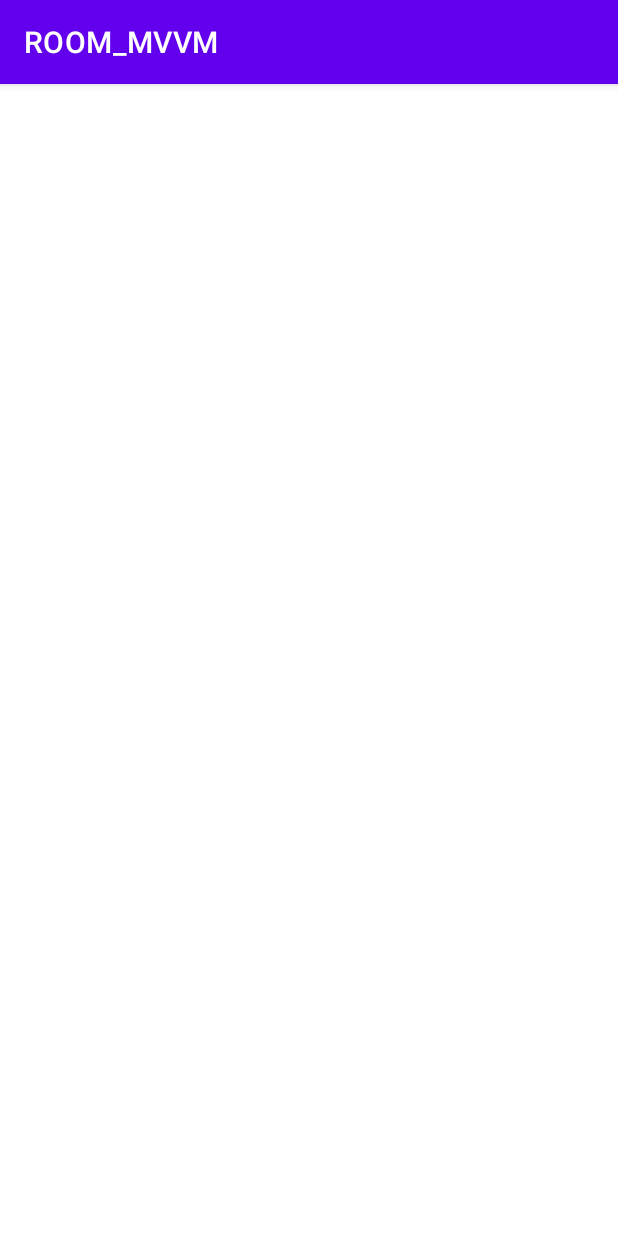
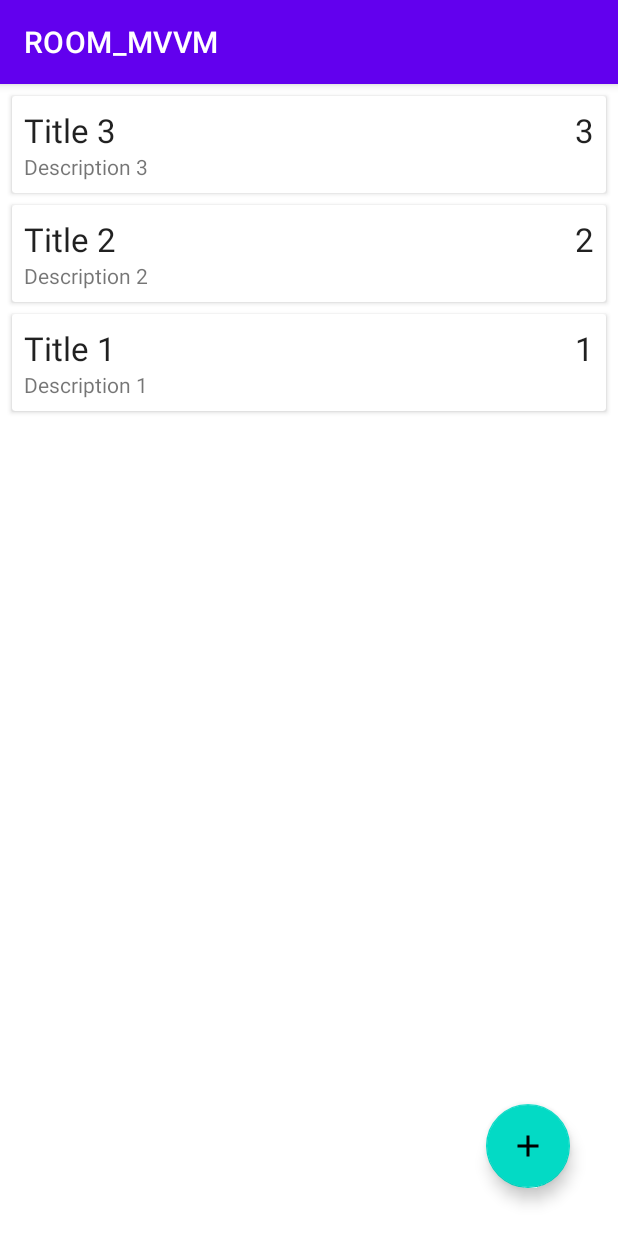
Before and after one commit to mdmoshiur/ROOM-MVVM-RecyclerView, an Android app: the screen it shows after launch (MainActivity), on a phone screen of 412 x 824 dp. Run offline under Robolectric (Android 15) with nearby library versions, the phone set to English and light mode, and no system bars; our stand-ins replace Room's generated code; libraries missing offline, so code that uses them is left out: es.dmoral.toasty.

Commit message:
Add new note functionality added

```diff
--- a/app/src/main/AndroidManifest.xml
+++ b/app/src/main/AndroidManifest.xml
@@ -9,7 +9,10 @@
         android:roundIcon="@mipmap/ic_launcher_round"
         android:supportsRtl="true"
         android:theme="@style/Theme.ROOM_MVVM">
-        <activity android:name=".MainActivity">
+        <activity android:name=".AddNoteActivity"
+            android:parentActivityName=".MainActivity" ></activity>
+        <activity android:name=".MainActivity"
+            android:launchMode="singleTop">
             <intent-filter>
                 <action android:name="android.intent.action.MAIN" />
 
--- a/app/src/main/java/com/moshiur/room_mvvm/MainActivity.java
+++ b/app/src/main/java/com/moshiur/room_mvvm/MainActivity.java
@@ -3,16 +3,27 @@ package com.moshiur.room_mvvm;
 import androidx.appcompat.app.AppCompatActivity;
 import androidx.lifecycle.Observer;
 import androidx.lifecycle.ViewModelProvider;
+import androidx.lifecycle.ViewModelProviders;
 import androidx.recyclerview.widget.LinearLayoutManager;
 import androidx.recyclerview.widget.RecyclerView;
 
+import android.content.Intent;
 import android.os.Bundle;
+import android.util.Log;
+import android.view.View;
 
+import com.google.android.material.floatingactionbutton.FloatingActionButton;
+
+import java.util.ArrayList;
 import java.util.List;
 
 import es.dmoral.toasty.Toasty;
 
+import static androidx.lifecycle.ViewModelProvider.*;
+
 public class MainActivity extends AppCompatActivity {
+
+    public static final int ADD_NOTE_REQUEST = 1;
 
     private NoteViewModel noteViewModel;
 
@@ -24,17 +35,45 @@ public class MainActivity extends AppCompatActivity {
         RecyclerView recyclerView = findViewById(R.id.recycler_view);
         recyclerView.setLayoutManager(new LinearLayoutManager(this));
         recyclerView.setHasFixedSize(true);
-        final NoteAdapter adapter = new NoteAdapter();
+        NoteAdapter adapter = new NoteAdapter();
         recyclerView.setAdapter(adapter);
+
 
         //create noteviewmodel
         noteViewModel = new ViewModelProvider(this).get(NoteViewModel.class);
+        //noteViewModel = ViewModelProviders.of(this).get(NoteViewModel.class);
         noteViewModel.getAllNotes().observe(this, new Observer<List<Note>>() {
             @Override
             public void onChanged(List<Note> notes) {
                 //Toasty.success(MainActivity.this, "Data changed", Toasty.LENGTH_SHORT).show();
+                Log.d("whoareyou", "onChanged: "+notes.size());
+
                 adapter.setNotes(notes);
             }
         });
+
+        FloatingActionButton buttonAddNote = findViewById(R.id.button_add_note);
+        buttonAddNote.setOnClickListener(new View.OnClickListener() {
+            @Override
+            public void onClick(View v) {
+                Intent intent = new Intent(MainActivity.this, AddNoteActivity.class);
+                startActivityForResult(intent, ADD_NOTE_REQUEST);
+            }
+        });
+    }
+
+    @Override
+    protected void onActivityResult(int requestCode, int resultCode, Intent data) {
+        super.onActivityResult(requestCode, resultCode, data);
+        if (requestCode == ADD_NOTE_REQUEST && resultCode == RESULT_OK) {
+            String title = data.getStringExtra(AddNoteActivity.EXTRA_TITLE);
+            String description = data.getStringExtra(AddNoteActivity.EXTRA_DESCRIPTION);
+            int priority = data.getIntExtra(AddNoteActivity.EXTRA_PRIORITY, 1);
+            Note note = new Note(title, description, priority);
+            noteViewModel.insert(note);
+            Toasty.success(this, "Note saved", Toasty.LENGTH_SHORT).show();
+        } else {
+            Toasty.error(this, "Note not saved", Toasty.LENGTH_SHORT).show();
+        }
     }
 }
--- a/app/src/main/java/com/moshiur/room_mvvm/NoteAdapter.java
+++ b/app/src/main/java/com/moshiur/room_mvvm/NoteAdapter.java
@@ -13,6 +13,7 @@ import java.util.List;
 
 public class NoteAdapter extends RecyclerView.Adapter<NoteAdapter.NoteHolder> {
     private List<Note> notes = new ArrayList<>();
+
     @NonNull
     @Override
     public NoteHolder onCreateViewHolder(@NonNull ViewGroup parent, int viewType) {
--- a/app/src/main/java/com/moshiur/room_mvvm/NoteDatabase.java
+++ b/app/src/main/java/com/moshiur/room_mvvm/NoteDatabase.java
@@ -23,6 +23,7 @@ public abstract class NoteDatabase extends RoomDatabase {
             instance = Room.databaseBuilder(context.getApplicationContext(),
                     NoteDatabase.class, "note_database")
                     .fallbackToDestructiveMigration()
+                    .addCallback(roomCallback)
                     .build();
         }
         return instance;
--- /dev/null
+++ b/app/src/main/res/drawable/ic_add.xml
@@ -0,0 +1,5 @@
+<vector android:height="48dp" android:tint="#00E778"
+    android:viewportHeight="24" android:viewportWidth="24"
+    android:width="48dp" xmlns:android="http://schemas.android.com/apk/res/android">
+    <path android:fillColor="@android:color/white" android:pathData="M19,13h-6v6h-2v-6H5v-2h6V5h2v6h6v2z"/>
+</vector>
--- /dev/null
+++ b/app/src/main/res/drawable/ic_close.xml
@@ -0,0 +1,5 @@
+<vector android:height="24dp" android:tint="#00E778"
+    android:viewportHeight="24" android:viewportWidth="24"
+    android:width="24dp" xmlns:android="http://schemas.android.com/apk/res/android">
+    <path android:fillColor="@android:color/white" android:pathData="M19,6.41L17.59,5 12,10.59 6.41,5 5,6.41 10.59,12 5,17.59 6.41,19 12,13.41 17.59,19 19,17.59 13.41,12z"/>
+</vector>
--- /dev/null
+++ b/app/src/main/res/drawable/ic_save.xml
@@ -0,0 +1,5 @@
+<vector android:height="24dp" android:tint="#00E778"
+    android:viewportHeight="24" android:viewportWidth="24"
+    android:width="24dp" xmlns:android="http://schemas.android.com/apk/res/android">
+    <path android:fillColor="@android:color/white" android:pathData="M17,3L5,3c-1.11,0 -2,0.9 -2,2v14c0,1.1 0.89,2 2,2h14c1.1,0 2,-0.9 2,-2L21,7l-4,-4zM12,19c-1.66,0 -3,-1.34 -3,-3s1.34,-3 3,-3 3,1.34 3,3 -1.34,3 -3,3zM15,9L5,9L5,5h10v4z"/>
+</vector>
--- a/app/src/main/res/layout/activity_main.xml
+++ b/app/src/main/res/layout/activity_main.xml
@@ -1,5 +1,5 @@
 <?xml version="1.0" encoding="utf-8"?>
-<androidx.coordinatorlayout.widget.CoordinatorLayout xmlns:android="http://schemas.android.com/apk/res/android"
+<androidx.constraintlayout.widget.ConstraintLayout xmlns:android="http://schemas.android.com/apk/res/android"
     xmlns:app="http://schemas.android.com/apk/res-auto"
     xmlns:tools="http://schemas.android.com/tools"
     android:layout_width="match_parent"
@@ -12,4 +12,14 @@
         android:layout_height="match_parent"
         tools:listitem="@layout/note_item" />
 
-</androidx.coordinatorlayout.widget.CoordinatorLayout>
+    <com.google.android.material.floatingactionbutton.FloatingActionButton
+        android:id="@+id/button_add_note"
+        android:layout_width="wrap_content"
+        android:layout_height="wrap_content"
+        android:layout_margin="32dp"
+        android:src="@drawable/ic_add"
+        app:layout_constraintBottom_toBottomOf="@+id/recycler_view"
+        app:layout_constraintEnd_toEndOf="parent"
+        tools:ignore="MissingConstraints" />
+
+</androidx.constraintlayout.widget.ConstraintLayout>
```
Also changed, not shown: app/src/main/java/com/moshiur/room_mvvm/AddNoteActivity.java (added, +68 -0 lines), app/src/main/res/layout/activity_add_note.xml (added, +37 -0 lines), app/src/main/res/menu/add_note_menu.xml (added, +9 -0 lines).
